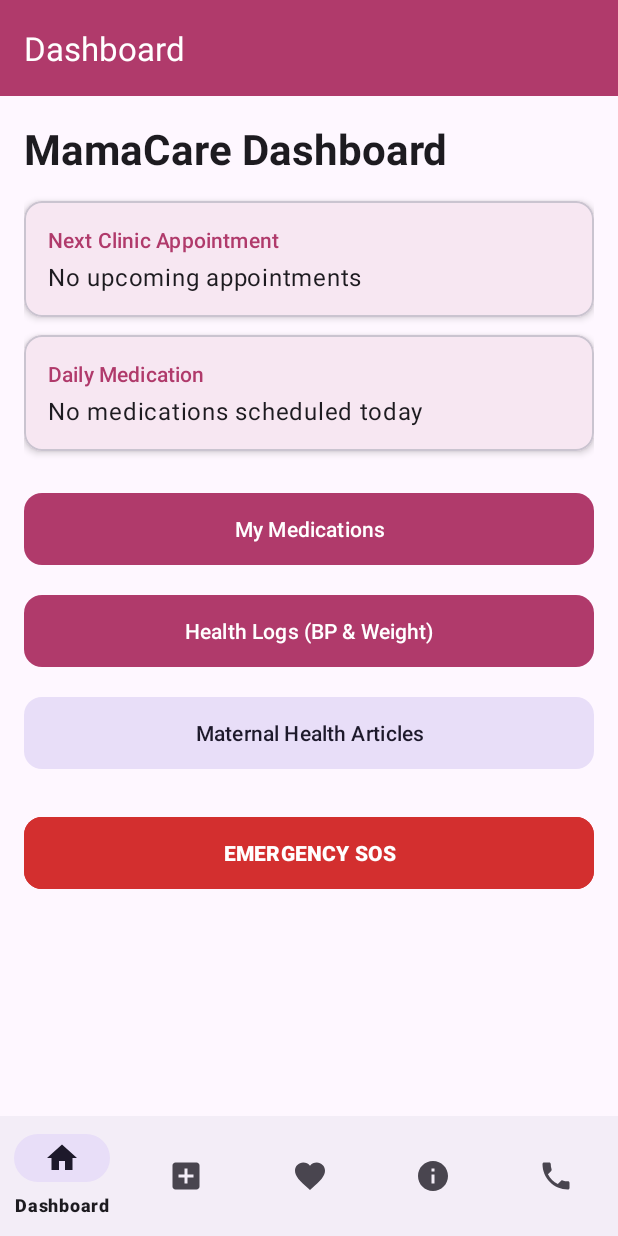
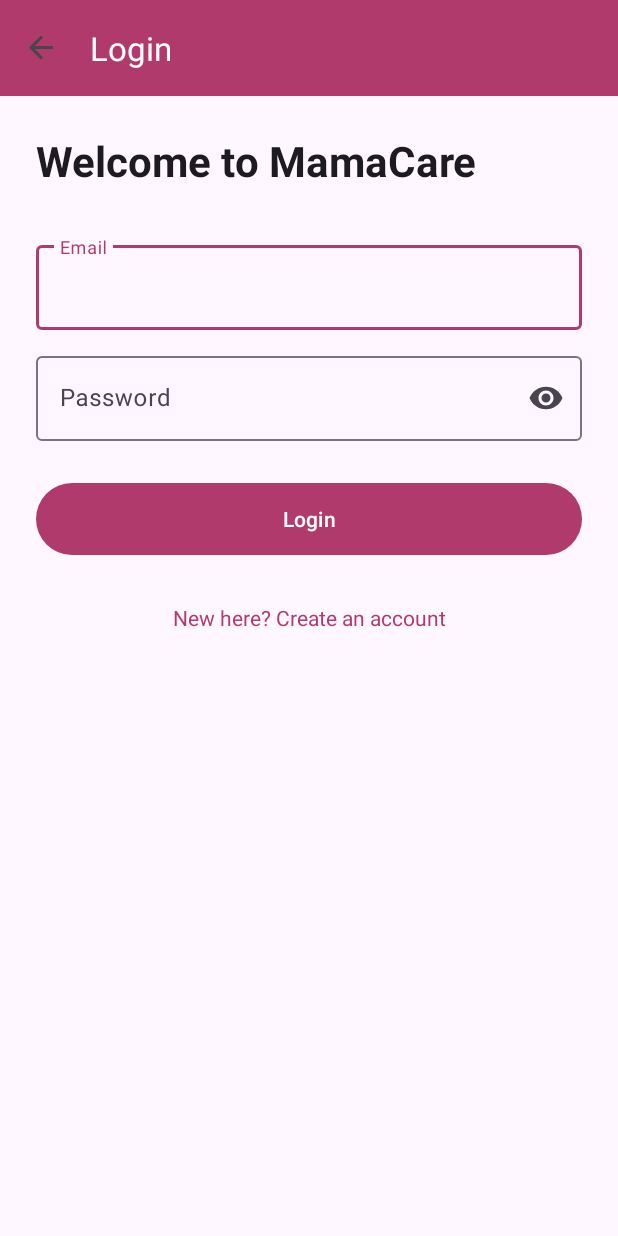
Before and after one commit to Ve3-nus/Mama-Care, an Android app: the screen it shows after launch (MainActivity), on a phone screen of 412 x 824 dp. Run offline under Robolectric (Android 15) with nearby library versions, the phone set to English and light mode, and no system bars; our stand-ins replace Room's generated code, navigation-ui.

Commit message:
feat: add local user signup and login
Add Room-backed user accounts with salted PBKDF2 password hashes, login and signup screens, persistent sessions, and logout. Migrate the existing database without removing medication or health-log data.

Co-authored-by: Copilot <223556219+Copilot@users.noreply.github.com>

```diff
--- a/app/src/main/java/com/mamacare/app/data/local/AppDatabase.kt
+++ b/app/src/main/java/com/mamacare/app/data/local/AppDatabase.kt
@@ -3,22 +3,42 @@ import android.content.Context
 import androidx.room.Database
 import androidx.room.Room
 import androidx.room.RoomDatabase
+import androidx.room.migration.Migration
+import androidx.sqlite.db.SupportSQLiteDatabase
 import com.mamacare.app.data.local.dao.HealthLogDao
 import com.mamacare.app.data.local.dao.MedicationDao
+import com.mamacare.app.data.local.dao.UserDao
 import com.mamacare.app.data.local.entity.HealthLog
 import com.mamacare.app.data.local.entity.Medication
+import com.mamacare.app.data.local.entity.User
 
 @Database(
-    entities = [Medication::class, HealthLog::class],
-    version = 1,
+    entities = [Medication::class, HealthLog::class, User::class],
+    version = 2,
     exportSchema = false
 )
 abstract class AppDatabase : RoomDatabase() {
 
     abstract fun medicationDao(): MedicationDao
     abstract fun healthLogDao(): HealthLogDao
+    abstract fun userDao(): UserDao
 
     companion object {
+        private val MIGRATION_1_2 = object : Migration(1, 2) {
+            override fun migrate(db: SupportSQLiteDatabase) {
+                db.execSQL(
+                    "CREATE TABLE IF NOT EXISTS `users` (" +
+                        "`id` INTEGER PRIMARY KEY AUTOINCREMENT NOT NULL, " +
+                        "`name` TEXT NOT NULL, " +
+                        "`email` TEXT NOT NULL, " +
+                        "`password_hash` TEXT NOT NULL, " +
+                        "`salt` TEXT NOT NULL, " +
+                        "`created_at` INTEGER NOT NULL)"
+                )
+                db.execSQL("CREATE UNIQUE INDEX IF NOT EXISTS `index_users_email` ON `users` (`email`)")
+            }
+        }
+
         @Volatile
         private var INSTANCE: AppDatabase? = null
 
@@ -28,7 +48,7 @@ abstract class AppDatabase : RoomDatabase() {
                     context.applicationContext,
                     AppDatabase::class.java,
                     "mamacare_db"
-                ).build().also { INSTANCE = it }
+                ).addMigrations(MIGRATION_1_2).build().also { INSTANCE = it }
             }
         }
     }
--- /dev/null
+++ b/app/src/main/java/com/mamacare/app/data/local/SessionManager.kt
@@ -0,0 +1,29 @@
+package com.mamacare.app.data.local
+
+import android.content.Context
+
+class SessionManager(context: Context) {
+    private val prefs = context.applicationContext.getSharedPreferences("mamacare_session", Context.MODE_PRIVATE)
+
+    fun isLoggedIn(): Boolean = prefs.contains(KEY_USER_ID)
+
+    fun getUserId(): Int = prefs.getInt(KEY_USER_ID, -1)
+
+    fun login(userId: Int, name: String, email: String) {
+        prefs.edit()
+            .putInt(KEY_USER_ID, userId)
+            .putString(KEY_USER_NAME, name)
+            .putString(KEY_USER_EMAIL, email)
+            .apply()
+    }
+
+    fun logout() {
+        prefs.edit().clear().apply()
+    }
+
+    companion object {
+        private const val KEY_USER_ID = "user_id"
+        private const val KEY_USER_NAME = "user_name"
+        private const val KEY_USER_EMAIL = "user_email"
+    }
+}
--- /dev/null
+++ b/app/src/main/java/com/mamacare/app/data/local/dao/UserDao.kt
@@ -0,0 +1,19 @@
+package com.mamacare.app.data.local.dao
+
+import androidx.room.Dao
+import androidx.room.Insert
+import androidx.room.OnConflictStrategy
+import androidx.room.Query
+import com.mamacare.app.data.local.entity.User
+
+@Dao
+interface UserDao {
+    @Insert(onConflict = OnConflictStrategy.ABORT)
+    suspend fun insert(user: User): Long
+
+    @Query("SELECT * FROM users WHERE email = :email LIMIT 1")
+    suspend fun getByEmail(email: String): User?
+
+    @Query("SELECT * FROM users WHERE id = :id LIMIT 1")
+    suspend fun getById(id: Int): User?
+}
--- a/app/src/main/java/com/mamacare/app/ui/MamaCareViewModelFactory.kt
+++ b/app/src/main/java/com/mamacare/app/ui/MamaCareViewModelFactory.kt
@@ -6,9 +6,11 @@ import androidx.lifecycle.ViewModelProvider
 import com.mamacare.app.data.local.AppDatabase
 import com.mamacare.app.data.remote.RetrofitClient
 import com.mamacare.app.data.repository.MamaCareRepository
+import com.mamacare.app.data.repository.AuthRepository
 import com.mamacare.app.ui.healthinfo.HealthInfoViewModel
 import com.mamacare.app.ui.healthlog.HealthLogViewModel
 import com.mamacare.app.ui.medication.MedicationViewModel
+import com.mamacare.app.ui.auth.AuthViewModel
 
 class MamaCareViewModelFactory(app: Application) : ViewModelProvider.Factory {
 
@@ -17,11 +19,16 @@ class MamaCareViewModelFactory(app: Application) : ViewModelProvider.Factory {
         MamaCareRepository(db.medicationDao(), db.healthLogDao(), RetrofitClient.service)
     }
 
+    private val authRepo: AuthRepository by lazy {
+        AuthRepository(AppDatabase.getInstance(app).userDao())
+    }
+
     @Suppress("UNCHECKED_CAST")
     override fun <T : ViewModel> create(modelClass: Class<T>): T = when {
         modelClass.isAssignableFrom(MedicationViewModel::class.java) -> MedicationViewModel(repo) as T
         modelClass.isAssignableFrom(HealthLogViewModel::class.java) -> HealthLogViewModel(repo) as T
         modelClass.isAssignableFrom(HealthInfoViewModel::class.java) -> HealthInfoViewModel(repo) as T
+        modelClass.isAssignableFrom(AuthViewModel::class.java) -> AuthViewModel(authRepo) as T
         else -> throw IllegalArgumentException("Unknown ViewModel: ${modelClass.name}")
     }
 }
--- /dev/null
+++ b/app/src/main/java/com/mamacare/app/ui/auth/LoginFragment.kt
@@ -0,0 +1,70 @@
+package com.mamacare.app.ui.auth
+
+import android.os.Bundle
+import android.view.LayoutInflater
+import android.view.View
+import android.view.ViewGroup
+import android.widget.Toast
+import androidx.fragment.app.Fragment
+import androidx.lifecycle.ViewModelProvider
+import androidx.navigation.NavOptions
+import androidx.navigation.fragment.findNavController
+import com.google.android.material.button.MaterialButton
+import com.google.android.material.textfield.TextInputEditText
+import com.mamacare.app.R
+import com.mamacare.app.data.local.SessionManager
+import com.mamacare.app.data.repository.AuthResult
+import com.mamacare.app.ui.MamaCareViewModelFactory
+
+class LoginFragment : Fragment() {
+    private lateinit var viewModel: AuthViewModel
+
+    override fun onCreateView(
+        inflater: LayoutInflater,
+        container: ViewGroup?,
+        savedInstanceState: Bundle?
+    ): View = inflater.inflate(R.layout.fragment_login, container, false)
+
+    override fun onViewCreated(view: View, savedInstanceState: Bundle?) {
+        super.onViewCreated(view, savedInstanceState)
+
+        val factory = MamaCareViewModelFactory(requireActivity().application)
+        viewModel = ViewModelProvider(this, factory)[AuthViewModel::class.java]
+
+        val email = view.findViewById<TextInputEditText>(R.id.etLoginEmail)
+        val password = view.findViewById<TextInputEditText>(R.id.etLoginPassword)
+        val loginButton = view.findViewById<MaterialButton>(R.id.btnLogin)
+
+        loginButton.setOnClickListener {
+            viewModel.login(email.text.toString(), password.text.toString())
+        }
+
+        view.findViewById<View>(R.id.tvGoToSignUp).setOnClickListener {
+            findNavController().navigate(R.id.action_login_to_signup)
+        }
+
+        viewModel.busy.observe(viewLifecycleOwner) { busy ->
+            loginButton.isEnabled = !busy
+        }
+
+        viewModel.result.observe(viewLifecycleOwner) { result ->
+            when (result) {
+                is AuthResult.Success -> {
+                    SessionManager(requireContext()).login(
+                        result.user.id,
+                        result.user.name,
+                        result.user.email
+                    )
+                    findNavController().navigate(
+                        R.id.dashboardFragment,
+                        null,
+                        NavOptions.Builder()
+                            .setPopUpTo(R.id.loginFragment, true)
+                            .build()
+                    )
+                }
+                is AuthResult.Error -> Toast.makeText(requireContext(), result.message, Toast.LENGTH_LONG).show()
+            }
+        }
+    }
+}
--- /dev/null
+++ b/app/src/main/res/layout/fragment_login.xml
@@ -0,0 +1,65 @@
+<?xml version="1.0" encoding="utf-8"?>
+<androidx.core.widget.NestedScrollView xmlns:android="http://schemas.android.com/apk/res/android"
+    xmlns:app="http://schemas.android.com/apk/res-auto"
+    android:layout_width="match_parent"
+    android:layout_height="match_parent"
+    android:fillViewport="true">
+
+    <LinearLayout
+        android:layout_width="match_parent"
+        android:layout_height="wrap_content"
+        android:orientation="vertical"
+        android:padding="24dp">
+
+        <TextView
+            android:layout_width="match_parent"
+            android:layout_height="wrap_content"
+            android:text="Welcome to MamaCare"
+            android:textAppearance="?attr/textAppearanceHeadlineMedium"
+            android:textStyle="bold" />
+
+        <com.google.android.material.textfield.TextInputLayout
+            android:layout_width="match_parent"
+            android:layout_height="wrap_content"
+            android:layout_marginTop="32dp">
+
+            <com.google.android.material.textfield.TextInputEditText
+                android:id="@+id/etLoginEmail"
+                android:layout_width="match_parent"
+                android:layout_height="wrap_content"
+                android:hint="Email"
+                android:inputType="textEmailAddress" />
+        </com.google.android.material.textfield.TextInputLayout>
+
+        <com.google.android.material.textfield.TextInputLayout
+            android:layout_width="match_parent"
+            android:layout_height="wrap_content"
+            android:layout_marginTop="12dp"
+            app:endIconMode="password_toggle">
+
+            <com.google.android.material.textfield.TextInputEditText
+                android:id="@+id/etLoginPassword"
+                android:layout_width="match_parent"
+                android:layout_height="wrap_content"
+                android:hint="Password"
+                android:inputType="textPassword" />
+        </com.google.android.material.textfield.TextInputLayout>
+
+        <com.google.android.material.button.MaterialButton
+            android:id="@+id/btnLogin"
+            android:layout_width="match_parent"
+            android:layout_height="56dp"
+            android:layout_marginTop="24dp"
+            android:text="Login" />
+
+        <TextView
+            android:id="@+id/tvGoToSignUp"
+            android:layout_width="match_parent"
+            android:layout_height="wrap_content"
+            android:layout_marginTop="16dp"
+            android:gravity="center"
+            android:padding="12dp"
+            android:text="New here? Create an account"
+            android:textColor="?attr/colorPrimary" />
+    </LinearLayout>
+</androidx.core.widget.NestedScrollView>
--- a/app/src/main/res/navigation/nav_graph.xml
+++ b/app/src/main/res/navigation/nav_graph.xml
@@ -3,7 +3,23 @@
     xmlns:app="http://schemas.android.com/apk/res-auto"
     xmlns:tools="http://schemas.android.com/tools"
     android:id="@+id/nav_graph"
-    app:startDestination="@id/dashboardFragment">
+    app:startDestination="@id/loginFragment">
+
+    <fragment
+        android:id="@+id/loginFragment"
+        android:name="com.mamacare.app.ui.auth.LoginFragment"
+        android:label="@string/title_login"
+        tools:layout="@layout/fragment_login">
+        <action
+            android:id="@+id/action_login_to_signup"
+            app:destination="@id/signUpFragment" />
+    </fragment>
+
+    <fragment
+        android:id="@+id/signUpFragment"
+        android:name="com.mamacare.app.ui.auth.SignUpFragment"
+        android:label="@string/title_signup"
+        tools:layout="@layout/fragment_signup" />
 
     <!-- ============ Top-level screens (bottom navigation) ============ -->
 
--- a/app/src/main/res/values/strings.xml
+++ b/app/src/main/res/values/strings.xml
@@ -8,6 +8,8 @@
     <string name="title_sos">SOS</string>
     <string name="title_medication">Medication</string>
     <string name="title_health_record">Health Record</string>
+    <string name="title_login">Login</string>
+    <string name="title_signup">Sign Up</string>
     <string name="article_image_description">Article thumbnail</string>
     <string name="health_info_empty">No articles available right now.</string>
     <string name="health_info_error">Couldn\'t load articles. Check your internet connection and try again.</string>
```
Also changed, not shown: app/src/main/java/com/mamacare/app/MainActivity.kt (+11 -1 lines), app/src/main/java/com/mamacare/app/data/local/entity/User.kt (added, +19 -0 lines), app/src/main/java/com/mamacare/app/data/repository/AuthRepository.kt (added, +47 -0 lines), app/src/main/java/com/mamacare/app/security/PasswordHasher.kt (added, +43 -0 lines), app/src/main/java/com/mamacare/app/ui/auth/AuthViewModel.kt (added, +55 -0 lines), app/src/main/java/com/mamacare/app/ui/auth/SignUpFragment.kt (added, +77 -0 lines), app/src/main/java/com/mamacare/app/ui/dashboard/DashboardFragment.kt (+12 -0 lines), app/src/main/res/layout/fragment_dashboard.xml (+11 -0 lines), app/src/main/res/layout/fragment_signup.xml (added, +92 -0 lines).
